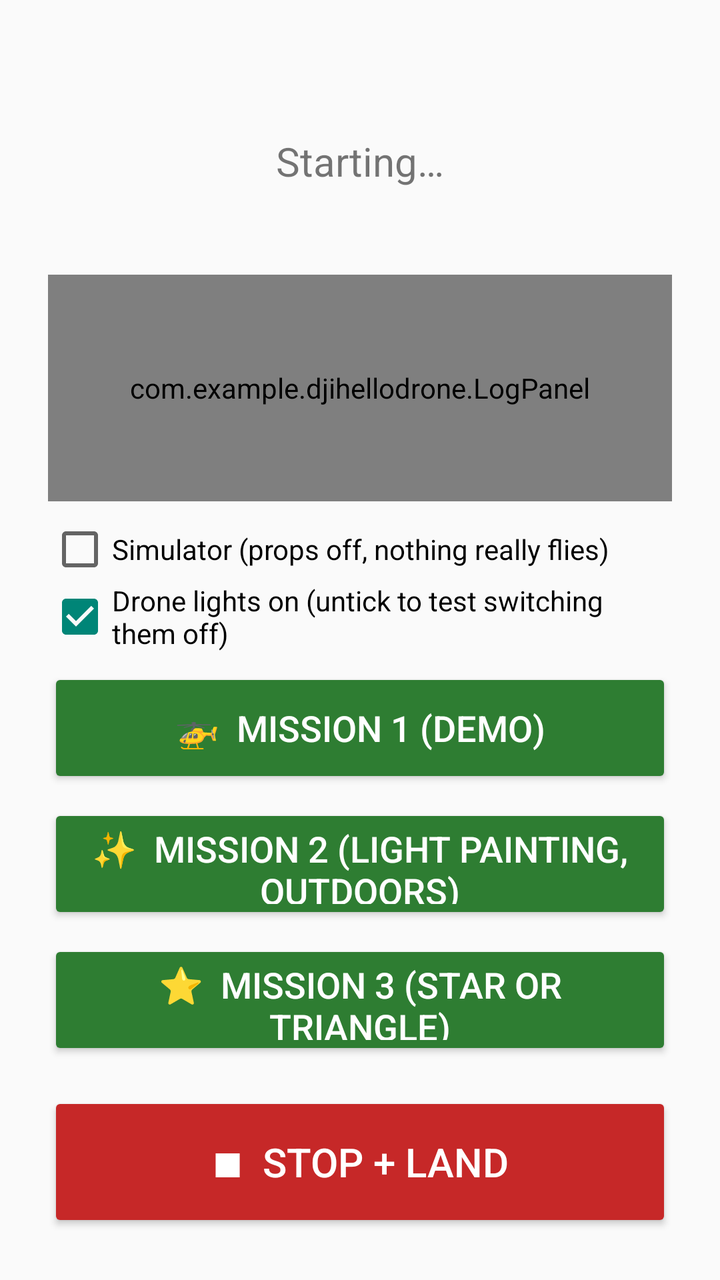
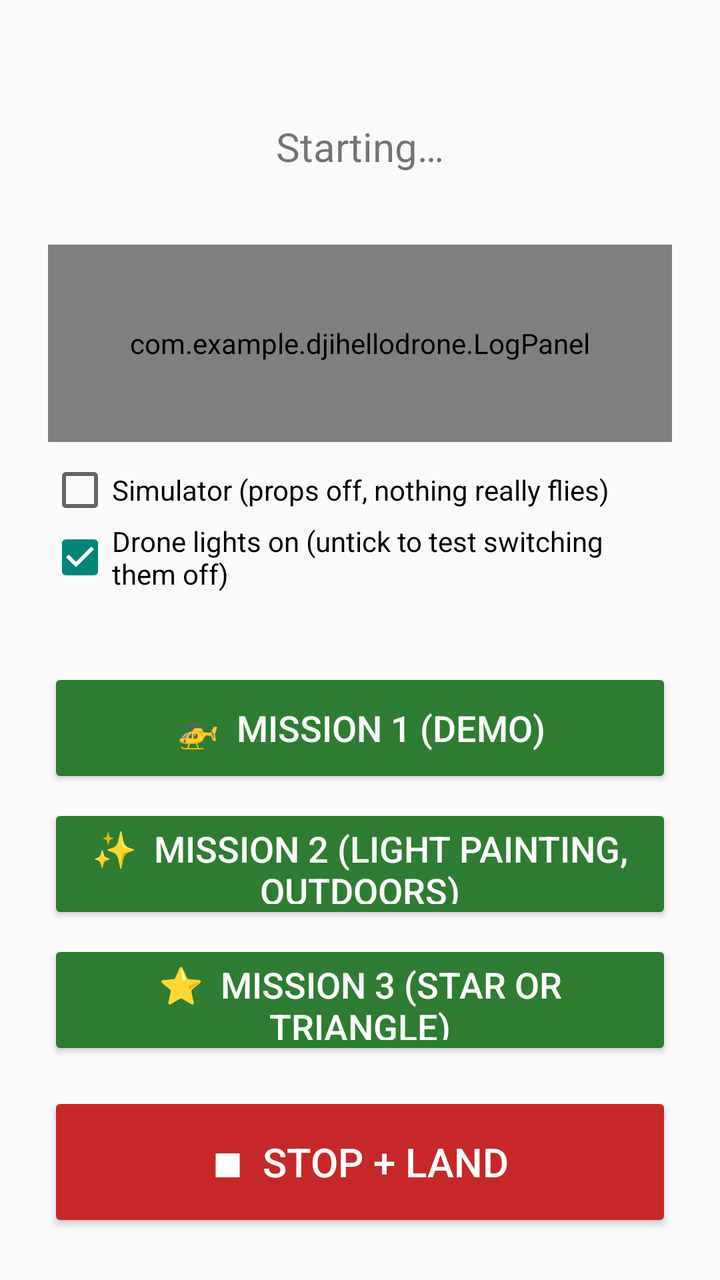

The first picture is an Android layout as it rendered before a commit; the second is the same layout after the commit. The layout source and the unified diff follow.
<!-- AndroidManifest.xml: application theme android:Theme.Material.Light -->
<!-- res/layout/activity_main.xml -->
<?xml version="1.0" encoding="utf-8"?>
<LinearLayout xmlns:android="http://schemas.android.com/apk/res/android"
    android:layout_width="match_parent"
    android:layout_height="match_parent"
    android:orientation="vertical"
    android:padding="24dp"
    android:gravity="center_horizontal">

    <TextView
        android:id="@+id/statusText"
        android:layout_width="match_parent"
        android:layout_height="0dp"
        android:layout_weight="1"
        android:gravity="center"
        android:textSize="20sp"
        android:text="Starting…" />

    <com.example.djihellodrone.LogPanel
        android:id="@+id/logPanel"
        android:layout_width="match_parent"
        android:layout_height="0dp"
        android:layout_weight="1"
        android:layout_marginBottom="8dp"
        android:background="#ECEFF1" />

    <CheckBox
        android:id="@+id/simulatorCheck"
        android:layout_width="match_parent"
        android:layout_height="wrap_content"
        android:text="Simulator (props off, nothing really flies)" />

    <CheckBox
        android:id="@+id/lightsCheck"
        android:layout_width="match_parent"
        android:layout_height="wrap_content"
        android:layout_marginBottom="8dp"
        android:checked="true"
        android:text="Drone lights on (untick to test switching them off)" />

    <Button
        android:id="@+id/mission1Button"
        android:layout_width="match_parent"
        android:layout_height="60dp"
        android:layout_marginBottom="8dp"
        android:backgroundTint="#2E7D32"
        android:textColor="#FFFFFF"
        android:textSize="18sp"
        android:text="🚁  Mission 1 (demo)" />

    <Button
        android:id="@+id/mission2Button"
        android:layout_width="match_parent"
        android:layout_height="60dp"
        android:layout_marginBottom="8dp"
        android:backgroundTint="#2E7D32"
        android:textColor="#FFFFFF"
        android:textSize="18sp"
        android:text="✨  Mission 2 (light painting, outdoors)" />

    <Button
        android:id="@+id/mission3Button"
        android:layout_width="match_parent"
        android:layout_height="60dp"
        android:layout_marginBottom="16dp"
        android:backgroundTint="#2E7D32"
        android:textColor="#FFFFFF"
        android:textSize="18sp"
        android:text="⭐  Mission 3 (star or triangle)" />

    <Button
        android:id="@+id/stopButton"
        android:layout_width="match_parent"
        android:layout_height="70dp"
        android:backgroundTint="#C62828"
        android:textColor="#FFFFFF"
        android:textSize="20sp"
        android:text="■  STOP + LAND" />
</LinearLayout>
<!-- resources referenced by this layout -->
<resources>

</resources>

<!-- the commit's change to res/layout/activity_main.xml (unified diff, before → after) -->
@@ -37,13 +37,23 @@
         android:checked="true"
         android:text="Drone lights on (untick to test switching them off)" />
 
+    
+    <TextView
+        android:id="@+id/hintText"
+        android:layout_width="match_parent"
+        android:layout_height="wrap_content"
+        android:layout_marginBottom="8dp"
+        android:gravity="center"
+        android:textSize="16sp"
+        android:textStyle="bold" />
+
     <Button
         android:id="@+id/mission1Button"
         android:layout_width="match_parent"
         android:layout_height="60dp"
         android:layout_marginBottom="8dp"
-        android:backgroundTint="#2E7D32"
-        android:textColor="#FFFFFF"
+        android:backgroundTint="@color/mission_button_bg"
+        android:textColor="@color/mission_button_text"
         android:textSize="18sp"
         android:text="🚁  Mission 1 (demo)" />
 
@@ -52,8 +62,8 @@
         android:layout_width="match_parent"
         android:layout_height="60dp"
         android:layout_marginBottom="8dp"
-        android:backgroundTint="#2E7D32"
-        android:textColor="#FFFFFF"
+        android:backgroundTint="@color/mission_button_bg"
+        android:textColor="@color/mission_button_text"
         android:textSize="18sp"
         android:text="✨  Mission 2 (light painting, outdoors)" />
 
@@ -62,8 +72,8 @@
         android:layout_width="match_parent"
         android:layout_height="60dp"
         android:layout_marginBottom="16dp"
-        android:backgroundTint="#2E7D32"
-        android:textColor="#FFFFFF"
+        android:backgroundTint="@color/mission_button_bg"
+        android:textColor="@color/mission_button_text"
         android:textSize="18sp"
         android:text="⭐  Mission 3 (star or triangle)" />
 
